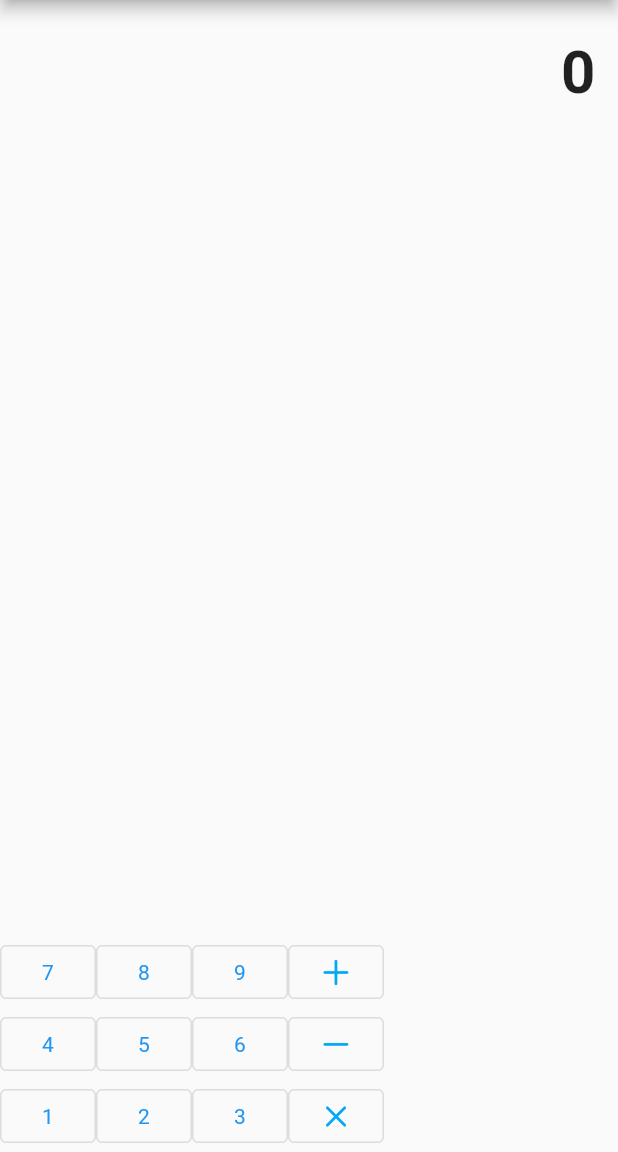
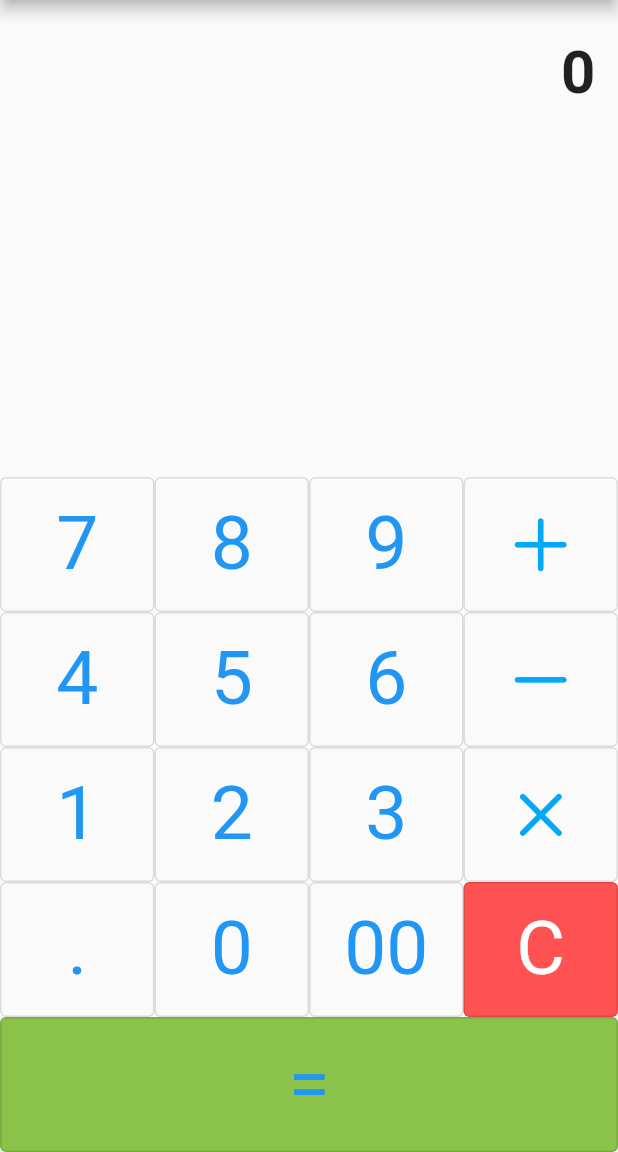
Before and after one commit to prak74/190070046_IntroToAppDev, a Flutter app: the screen it shows after launch, on a phone screen of 412 x 824 dp, the part 84-1236 px from its top. Run offline on Flutter 3.47's test engine with Material 2 defaults, Android fonts, the phone set to English and light mode, and no system bars.

Commit message:
Improve UI

```diff
--- a/lib/main.dart
+++ b/lib/main.dart
@@ -15,7 +15,6 @@ class MyCalc extends StatefulWidget {
 class _MyCalcState extends State<MyCalc> {
 
   String input = '0';
-  double? ans;
   String? output = '';
 
   void _update(String str){
@@ -26,7 +25,12 @@ class _MyCalcState extends State<MyCalc> {
       else{
         input += str;
       }
+      _calculate();
     });
+  }
+
+  String? _calculate(){
+
   }
 
   @override
@@ -80,73 +84,155 @@ class _MyCalcState extends State<MyCalc> {
                 children: [
                   Row(
                     children: [
-                      OutlinedButton(
-                        child: Text('7', style: TextStyle(fontWeight: FontWeight.normal),),
+                      Expanded(
+                        child: OutlinedButton(
+                          child: Text('7', style: TextStyle(fontWeight: FontWeight.normal, fontSize: 50), ),
                           onPressed: () => _update('7'),
+                          style: OutlinedButton.styleFrom(minimumSize: Size.fromHeight(90)),
                         ),
-                      OutlinedButton(
-                        child: Text('8', style: TextStyle(fontWeight: FontWeight.normal),),
+                      ),
+                      Expanded(
+                        child: OutlinedButton(
+                          child: Text('8', style: TextStyle(fontWeight: FontWeight.normal, fontSize: 50), ),
                           onPressed: () => _update('8'),
+                          style: OutlinedButton.styleFrom(minimumSize: Size.fromHeight(90)),
                         ),
-                      OutlinedButton(
-                        child: Text('9', style: TextStyle(fontWeight: FontWeight.normal),),
+                      ),
+                      Expanded(
+                        child: OutlinedButton(
+                          child: Text('9', style: TextStyle(fontWeight: FontWeight.normal, fontSize: 50), ),
                           onPressed: () => _update('9'),
+                          style: OutlinedButton.styleFrom(minimumSize: Size.fromHeight(90)),
                         ),
-                      OutlinedButton(
+                      ),
+                      Expanded(
+                        child: OutlinedButton(
                           child: Icon(
                             CupertinoIcons.add,
+                            size: 50,
                           ),
                           onPressed: () => _update(' + '),
-                        style: OutlinedButton.styleFrom(primary: Colors.lightBlue),
+                          style: OutlinedButton.styleFrom(primary: Colors.lightBlue, minimumSize: Size.fromHeight(90)),
+                        ),
                       ),
                     ],
                   ),
                   Row(
                     children: [
-                      OutlinedButton(
-                        child: Text('4', style: TextStyle(fontWeight: FontWeight.normal),),
+                      Expanded(
+                        child: OutlinedButton(
+                          child: Text('4', style: TextStyle(fontWeight: FontWeight.normal, fontSize: 50), ),
                           onPressed: () => _update('4'),
+                          style: OutlinedButton.styleFrom(minimumSize: Size.fromHeight(90)),
                         ),
-                      OutlinedButton(
-                        child: Text('5', style: TextStyle(fontWeight: FontWeight.normal),),
+                      ),
+                      Expanded(
+                        child: OutlinedButton(
+                          child: Text('5', style: TextStyle(fontWeight: FontWeight.normal, fontSize: 50), ),
                           onPressed: () => _update('5'),
+                          style: OutlinedButton.styleFrom(minimumSize: Size.fromHeight(90)),
                         ),
-                      OutlinedButton(
-                        child: Text('6', style: TextStyle(fontWeight: FontWeight.normal),),
+                      ),
+                      Expanded(
+                        child: OutlinedButton(
+                          child: Text('6', style: TextStyle(fontWeight: FontWeight.normal, fontSize: 50), ),
                           onPressed: () => _update('6'),
+                          style: OutlinedButton.styleFrom(minimumSize: Size.fromHeight(90)),
                         ),
-                      OutlinedButton(
+                      ),
+                      Expanded(
+                        child: OutlinedButton(
                           child: Icon(
                             CupertinoIcons.minus,
+                            size: 50,
                           ),
                           onPressed: () => _update(' - '),
-                        style: OutlinedButton.styleFrom(primary: Colors.lightBlue),
+                          style: OutlinedButton.styleFrom(primary: Colors.lightBlue, minimumSize: Size.fromHeight(90)),
+                        ),
                       ),
                     ],
                   ),
                   Row(
                     children: [
-                      OutlinedButton(
-                        child: Text('1', style: TextStyle(fontWeight: FontWeight.normal),),
+                      Expanded(
+                        child: OutlinedButton(
+                          child: Text('1', style: TextStyle(fontWeight: FontWeight.normal, fontSize: 50), ),
                           onPressed: () => _update('1'),
+                          style: OutlinedButton.styleFrom(minimumSize: Size.fromHeight(90)),
                         ),
-                      OutlinedButton(
-                        child: Text('2', style: TextStyle(fontWeight: FontWeight.normal),),
+                      ),
+                      Expanded(
+                        child: OutlinedButton(
+                          child: Text('2', style: TextStyle(fontWeight: FontWeight.normal, fontSize: 50), ),
                           onPressed: () => _update('2'),
+                          style: OutlinedButton.styleFrom(minimumSize: Size.fromHeight(90)),
                         ),
-                      OutlinedButton(
-                        child: Text('3', style: TextStyle(fontWeight: FontWeight.normal),),
+                      ),
+                      Expanded(
+                        child: OutlinedButton(
+                          child: Text('3', style: TextStyle(fontWeight: FontWeight.normal, fontSize: 50), ),
                           onPressed: () => _update('3'),
+                          style: OutlinedButton.styleFrom(minimumSize: Size.fromHeight(90)),
                         ),
-                      OutlinedButton(
+                      ),
+                      Expanded(
+                        child: OutlinedButton(
                           child: Icon(
                             CupertinoIcons.multiply,
+                            size: 50,
                           ),
                           onPressed: () => _update(' x '),
-                        style: OutlinedButton.styleFrom(primary: Colors.lightBlue),
+                          style: OutlinedButton.styleFrom(primary: Colors.lightBlue, minimumSize: Size.fromHeight(90)),
+                        ),
                       ),
                     ],
                   ),
+                  Row(
+                    children: [
+                      Expanded(
+                        child: OutlinedButton(
+                          child: Text('.', style: TextStyle(fontWeight: FontWeight.normal, fontSize: 50), ),
+                          onPressed: () => _update('.'),
+                          style: OutlinedButton.styleFrom(minimumSize: Size.fromHeight(90)),
+                        ),
+                      ),
+                      Expanded(
+                        child: OutlinedButton(
+                          child: Text('0', style: TextStyle(fontWeight: FontWeight.normal, fontSize: 50), ),
+                          onPressed: () => _update('0'),
+                          style: OutlinedButton.styleFrom(minimumSize: Size.fromHeight(90)),
+                        ),
+                      ),
+                      Expanded(
+                        child: OutlinedButton(
+                          child: Text('00', style: TextStyle(fontWeight: FontWeight.normal, fontSize: 50), ),
+                          onPressed: () => _update('00'),
+                          style: OutlinedButton.styleFrom(minimumSize: Size.fromHeight(90)),
+                        ),
+                      ),
+                      Expanded(
+                        child: OutlinedButton(
+                          child: Text('C', style: TextStyle(fontWeight: FontWeight.normal, fontSize: 50, color: Colors.white), ),
+                          onPressed: () {
+                            setState(() {
+                              input = '0';
+                              output = '';
+                            });
+                          },
+                          style: OutlinedButton.styleFrom(minimumSize: Size.fromHeight(90), backgroundColor: Colors.redAccent),
+                        ),
+                      ),
+                    ],
+                  ),
+                  OutlinedButton(
+                    child: Text('=', style: TextStyle(fontWeight: FontWeight.normal, fontSize: 50),),
+                    onPressed: (){
+                      setState(() {
+                        output = _calculate();
+                      });
+                    },
+                    style: OutlinedButton.styleFrom(minimumSize: Size(double.infinity, 90), backgroundColor: Colors.lightGreen),
+                  )
                 ],
               ))
             ],
```
Lines whose indentation alone changed are shown as unchanged.
